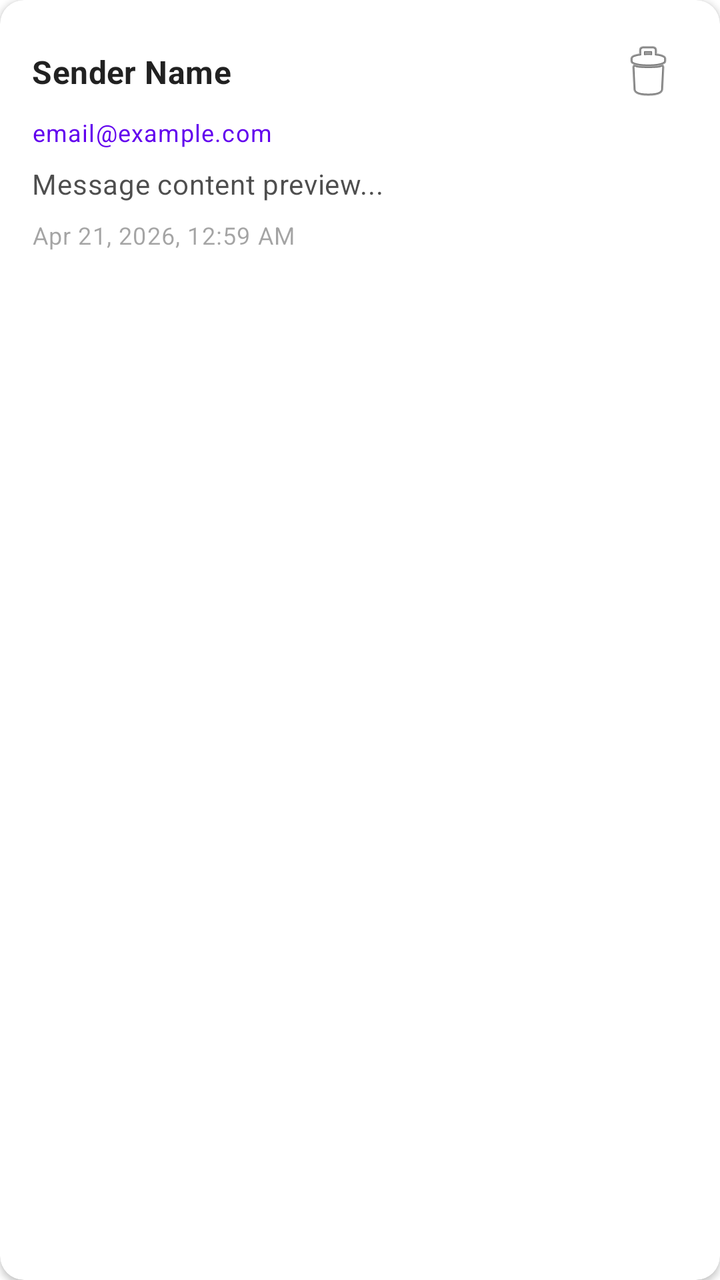
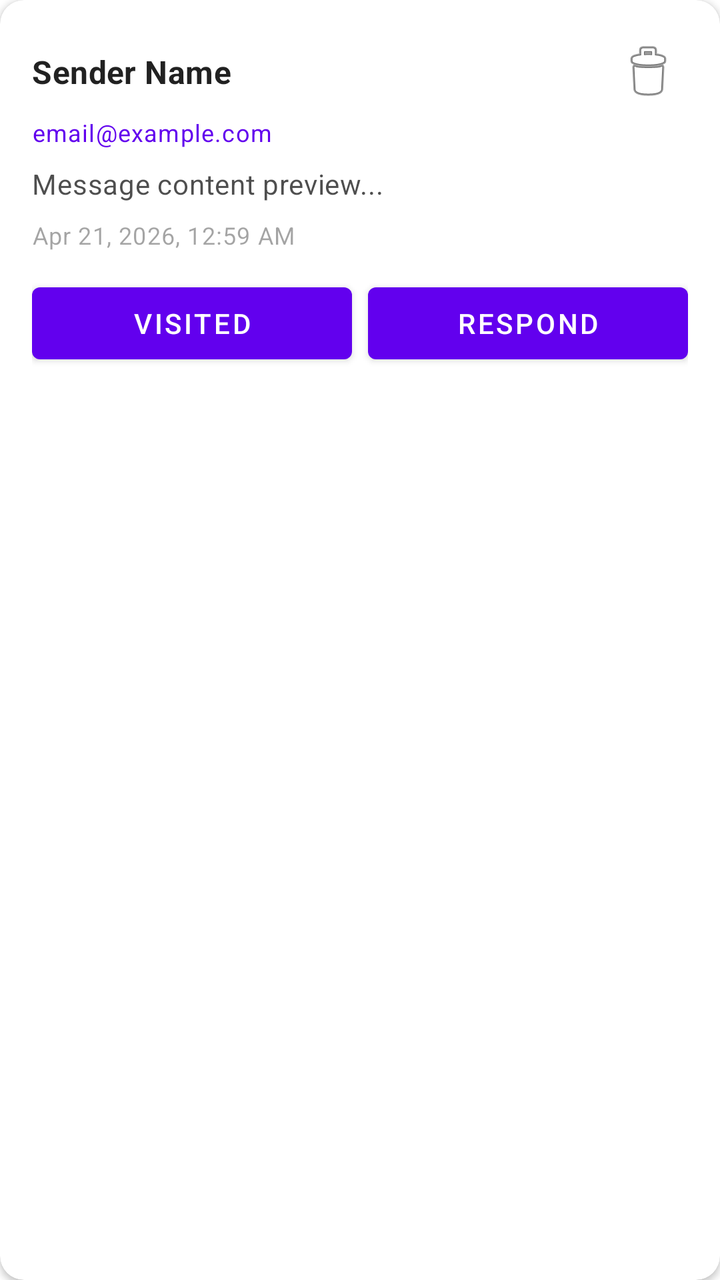

An Android layout rendered at two revisions. The XML below is the earlier revision; the diff shows what the commit changed to produce the second picture.
<!-- AndroidManifest.xml: application theme Theme.PorfolioHandler -->
<!-- res/layout/item_message.xml -->
<?xml version="1.0" encoding="utf-8"?>
<com.google.android.material.card.MaterialCardView xmlns:android="http://schemas.android.com/apk/res/android"
    xmlns:app="http://schemas.android.com/apk/res-auto"
    android:layout_width="match_parent"
    android:layout_height="wrap_content"
    android:layout_marginHorizontal="16dp"
    android:layout_marginVertical="6dp"
    app:cardCornerRadius="12dp"
    app:cardElevation="2dp">

    <LinearLayout
        android:layout_width="match_parent"
        android:layout_height="wrap_content"
        android:orientation="vertical"
        android:padding="16dp">

        
        <LinearLayout
            android:layout_width="match_parent"
            android:layout_height="wrap_content"
            android:gravity="center_vertical"
            android:orientation="horizontal">

            
            <View
                android:id="@+id/unreadDot"
                android:layout_width="8dp"
                android:layout_height="8dp"
                android:layout_marginEnd="8dp"
                android:background="?attr/colorPrimary"
                android:visibility="gone" />

            <TextView
                android:id="@+id/messageSenderName"
                android:layout_width="0dp"
                android:layout_height="wrap_content"
                android:layout_weight="1"
                android:text="Sender Name"
                android:textAppearance="?attr/textAppearanceSubtitle1"
                android:textStyle="bold" />

            
            <com.google.android.material.card.MaterialCardView
                android:id="@+id/newBadge"
                android:layout_width="wrap_content"
                android:layout_height="wrap_content"
                app:cardBackgroundColor="?attr/colorPrimary"
                app:cardCornerRadius="4dp"
                app:cardElevation="0dp"
                android:visibility="gone">

                <TextView
                    android:layout_width="wrap_content"
                    android:layout_height="wrap_content"
                    android:paddingHorizontal="6dp"
                    android:paddingVertical="1dp"
                    android:text="NEW"
                    android:textColor="?attr/colorOnPrimary"
                    android:textSize="9sp"
                    android:textStyle="bold" />
            </com.google.android.material.card.MaterialCardView>

            <ImageButton
                android:id="@+id/deleteMessageButton"
                android:layout_width="40dp"
                android:layout_height="40dp"
                android:background="?attr/selectableItemBackgroundBorderless"
                android:contentDescription="Delete"
                android:src="@android:drawable/ic_menu_delete" />
        </LinearLayout>

        
        <TextView
            android:id="@+id/messageEmail"
            android:layout_width="wrap_content"
            android:layout_height="wrap_content"
            android:layout_marginTop="2dp"
            android:text="email@example.com"
            android:textAppearance="?attr/textAppearanceCaption"
            android:textColor="?attr/colorPrimary" />

        
        <TextView
            android:id="@+id/messagePreview"
            android:layout_width="match_parent"
            android:layout_height="wrap_content"
            android:layout_marginTop="8dp"
            android:alpha="0.8"
            android:ellipsize="end"
            android:maxLines="2"
            android:text="Message content preview..."
            android:textAppearance="?attr/textAppearanceBody2" />

        
        <TextView
            android:id="@+id/messageTimestamp"
            android:layout_width="wrap_content"
            android:layout_height="wrap_content"
            android:layout_marginTop="8dp"
            android:alpha="0.6"
            android:text="Apr 21, 2026, 12:59 AM"
            android:textAppearance="?attr/textAppearanceCaption" />
    </LinearLayout>
</com.google.android.material.card.MaterialCardView>
<!-- resources referenced by this layout -->
<resources>
  <style name="Theme.PorfolioHandler" parent="Theme.MaterialComponents.DayNight.NoActionBar">
          
          <item name="colorPrimary">@color/purple_500</item>
          <item name="colorPrimaryVariant">@color/purple_700</item>
          <item name="colorOnPrimary">@color/white</item>
          
          <item name="colorSecondary">@color/teal_200</item>
          <item name="colorSecondaryVariant">@color/teal_700</item>
          <item name="colorOnSecondary">@color/black</item>
          
          <item name="android:statusBarColor">?attr/colorPrimaryVariant</item>
          
      </style>
  <color name="purple_500">#FF6200EE</color>
  <color name="purple_700">#FF3700B3</color>
  <color name="white">#FFFFFFFF</color>
  <color name="teal_200">#FF03DAC5</color>
  <color name="teal_700">#FF018786</color>
  <color name="black">#FF000000</color>
</resources>

<!-- the commit's change to res/layout/item_message.xml (unified diff, before → after) -->
@@ -87,7 +87,6 @@
             android:layout_marginTop="8dp"
             android:alpha="0.8"
             android:ellipsize="end"
-            android:maxLines="2"
             android:text="Message content preview..."
             android:textAppearance="?attr/textAppearanceBody2" />
 
@@ -100,5 +99,28 @@
             android:alpha="0.6"
             android:text="Apr 21, 2026, 12:59 AM"
             android:textAppearance="?attr/textAppearanceCaption" />
+
+        <LinearLayout
+            android:layout_width="match_parent"
+            android:layout_height="wrap_content"
+            android:layout_marginTop="12dp"
+            android:orientation="horizontal">
+
+            <Button
+                android:layout_width="0dp"
+                android:layout_height="wrap_content"
+                android:layout_weight="1"
+                android:id="@+id/visitedMessage"
+                android:text="Visited" />
+
+            <Button
+                android:layout_width="0dp"
+                android:layout_height="wrap_content"
+                android:layout_weight="1"
+                android:id="@+id/respondMessage"
+                android:text="Respond"
+                android:layout_marginStart="8dp"/>
+        </LinearLayout>
+
     </LinearLayout>
 </com.google.android.material.card.MaterialCardView>
